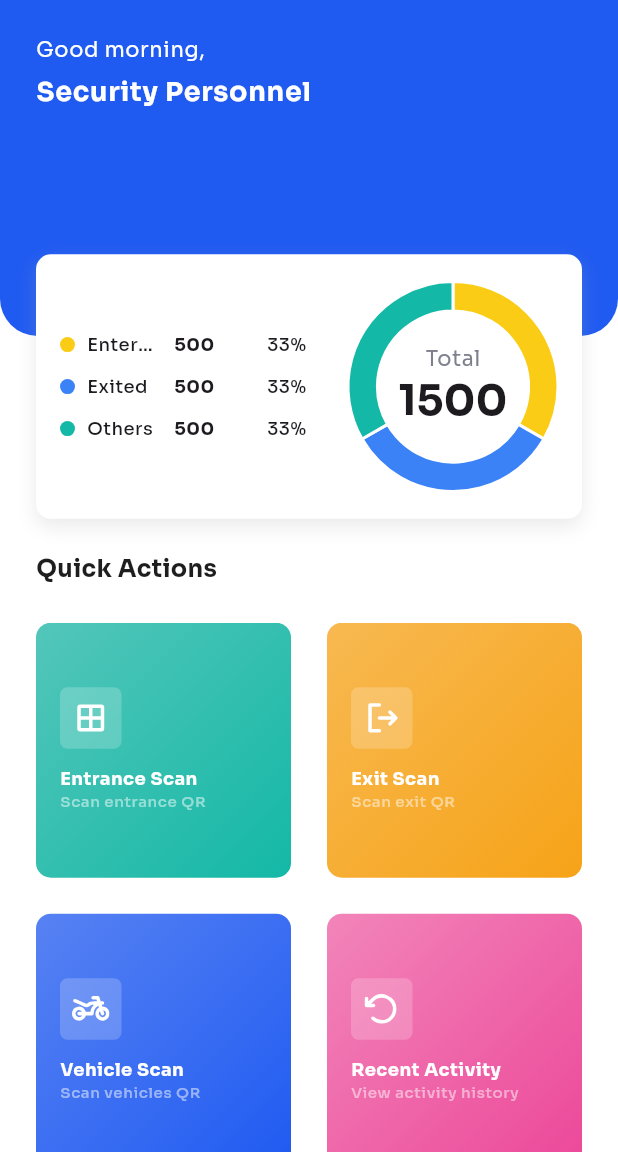
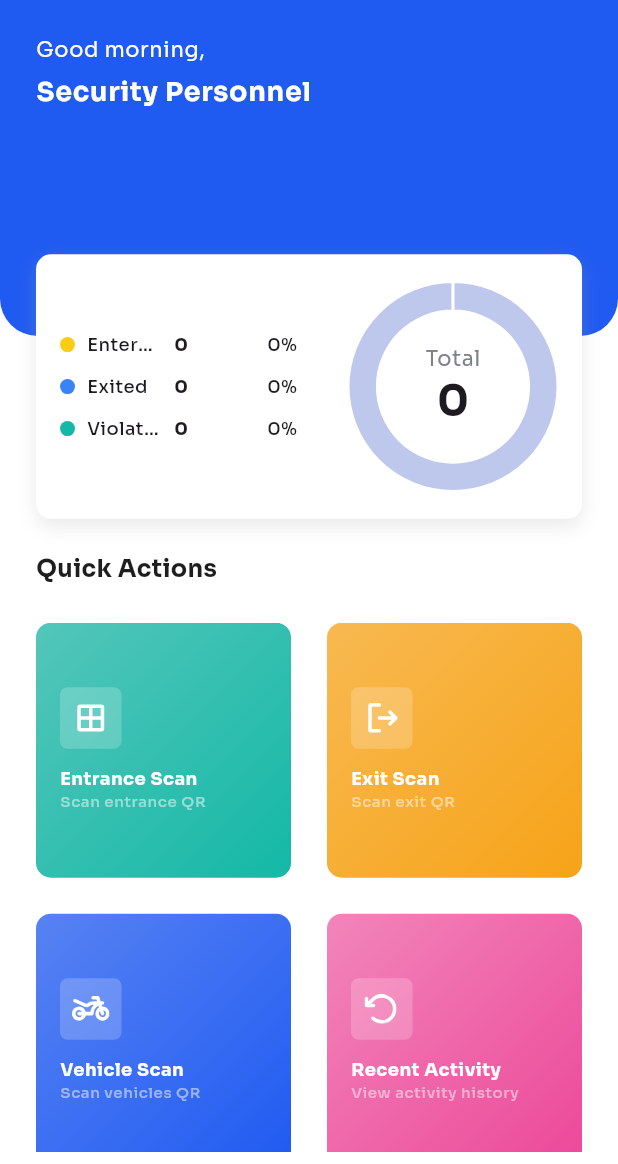
Before and after one commit to bhugthicc2/cvms_mobile, a Flutter app: the ProfilePage screen opened by its route, after a tap on an icon or button, on a phone screen of 412 x 824 dp, the part 72-1236 px from its top. Run offline on Flutter 3.47's test engine with Material 3 defaults, Android fonts, the phone set to English and light mode, and no system bars; our stand-ins replace audioplayers, cloud_firestore, equatable, firebase_auth, firebase_core, flutter_bloc and 5 more; missing offline and left inert: mobile_scanner; accounts and stored records are empty; generated files the repository leaves out were written again.

Commit message:
implemented firestore connection for the chart data

```diff
--- a/lib/core/theme/app_strings.dart
+++ b/lib/core/theme/app_strings.dart
@@ -36,6 +36,6 @@ class AppStrings {
   //Chart categories
   static const String entered = 'Entered';
   static const String exited = 'Exited';
-  static const String others = 'Others';
+  static const String violation = 'Violations';
   static const String total = 'Total';
 }
--- /dev/null
+++ b/lib/features/home/bloc/vehicle_stats_cubit.dart
@@ -0,0 +1,30 @@
+import 'dart:async';
+import 'package:flutter_bloc/flutter_bloc.dart';
+import '../data/vehicle_logs_repository.dart';
+import 'vehicle_stats_state.dart';
+
+class VehicleStatsCubit extends Cubit<VehicleStatsState> {
+  final VehicleLogsRepository repository;
+  StreamSubscription? _sub;
+
+  VehicleStatsCubit(this.repository) : super(VehicleStatsInitial());
+
+  void watchVehicleStats() {
+    emit(VehicleStatsLoading());
+    _sub?.cancel();
+    _sub = repository.watchVehicleStatsForToday().listen(
+      (data) {
+        emit(VehicleStatsLoaded(data));
+      },
+      onError: (e) {
+        emit(VehicleStatsError(e.toString()));
+      },
+    );
+  }
+
+  @override
+  Future<void> close() {
+    _sub?.cancel();
+    return super.close();
+  }
+}
--- /dev/null
+++ b/lib/features/home/bloc/vehicle_stats_state.dart
@@ -0,0 +1,17 @@
+import 'package:cvms_mobile/features/home/models/chart_model.dart';
+
+abstract class VehicleStatsState {}
+
+class VehicleStatsInitial extends VehicleStatsState {}
+
+class VehicleStatsLoading extends VehicleStatsState {}
+
+class VehicleStatsLoaded extends VehicleStatsState {
+  final List<ChartModel> chartData;
+  VehicleStatsLoaded(this.chartData);
+}
+
+class VehicleStatsError extends VehicleStatsState {
+  final String message;
+  VehicleStatsError(this.message);
+}
--- /dev/null
+++ b/lib/features/home/data/vehicle_logs_repository.dart
@@ -0,0 +1,68 @@
+import 'package:cloud_firestore/cloud_firestore.dart';
+import 'package:rxdart/rxdart.dart';
+import '../models/chart_model.dart';
+import 'package:flutter/material.dart';
+
+class VehicleLogsRepository {
+  final FirebaseFirestore _db = FirebaseFirestore.instance;
+
+  Stream<List<ChartModel>> watchVehicleStatsForToday() {
+    final now = DateTime.now();
+    final startOfDay = DateTime(now.year, now.month, now.day);
+    final endOfDay = startOfDay.add(const Duration(days: 1));
+
+    // Combine three streams into one list of ChartModel
+    final insideStream =
+        _db
+            .collection('vehicle_logs')
+            .where('status', isEqualTo: 'inside')
+            .where('timeIn', isGreaterThanOrEqualTo: startOfDay)
+            .where('timeIn', isLessThan: endOfDay)
+            .snapshots();
+
+    final outsideStream =
+        _db
+            .collection('vehicle_logs')
+            .where('status', isEqualTo: 'outside')
+            .where('timeOut', isGreaterThanOrEqualTo: startOfDay)
+            .where('timeOut', isLessThan: endOfDay)
+            .snapshots();
+
+    final othersStream =
+        _db
+            .collection('violations')
+            .where('createdAt', isGreaterThanOrEqualTo: startOfDay)
+            .where('createdAt', isLessThan: endOfDay)
+            .snapshots();
+
+    // Combine 3 snapshot streams into one ChartModel list
+    return Rx.combineLatest3<
+      QuerySnapshot,
+      QuerySnapshot,
+      QuerySnapshot,
+      List<ChartModel>
+    >(insideStream, outsideStream, othersStream, (
+      insideSnap,
+      outsideSnap,
+      othersSnap,
+    ) {
+      return [
+        ChartModel(
+          'Entered',
+          insideSnap.docs.length.toDouble(),
+          const Color(0xFFFACC15),
+        ),
+        ChartModel(
+          'Exited',
+          outsideSnap.docs.length.toDouble(),
+          const Color(0xFF3B82F6),
+        ),
+        ChartModel(
+          'Violations',
+          othersSnap.docs.length.toDouble(),
+          const Color(0xFF14B8A6),
+        ),
+      ];
+    });
+  }
+}
--- a/lib/features/home/pages/home_page.dart
+++ b/lib/features/home/pages/home_page.dart
@@ -5,7 +5,9 @@ import 'package:cvms_mobile/core/theme/app_strings.dart';
 import 'package:cvms_mobile/core/utils/time_greeting_helper.dart';
 import 'package:cvms_mobile/features/auth/bloc/auth_cubit.dart';
 import 'package:cvms_mobile/features/auth/bloc/auth_state.dart';
-import 'package:cvms_mobile/features/home/models/chart_model.dart';
+import 'package:cvms_mobile/features/home/bloc/vehicle_stats_cubit.dart';
+import 'package:cvms_mobile/features/home/bloc/vehicle_stats_state.dart';
+import 'package:cvms_mobile/features/home/data/vehicle_logs_repository.dart';
 import 'package:cvms_mobile/features/home/widgets/drawer/custom_sidebar.dart';
 import 'package:cvms_mobile/features/home/widgets/header/custom_app_bar.dart';
 import 'package:cvms_mobile/features/home/widgets/charts/custom_donut_chart.dart';
@@ -30,11 +32,6 @@ class HomePage extends StatelessWidget {
     final statOffsetY = headerHeight * 0.20;
     final qaLabelOffsetY = headerHeight * 0.12;
     final gridOffsetY = headerHeight * 0.03;
-    final chartData = [
-      ChartModel(AppStrings.entered, 500, const Color(0xFFFACC15)),
-      ChartModel(AppStrings.exited, 500, const Color(0xFF3B82F6)),
-      ChartModel(AppStrings.others, 500, const Color(0xFF14B8A6)),
-    ];
 
     return BlocBuilder<AuthCubit, AuthState>(
       builder: (context, state) {
@@ -43,7 +40,12 @@ class HomePage extends StatelessWidget {
                 ? (context.read<AuthCubit>().state as AuthAuthenticated).user
                 : null;
 
-        return Scaffold(
+        return BlocProvider(
+          create:
+              (_) =>
+                  VehicleStatsCubit(VehicleLogsRepository())
+                    ..watchVehicleStats(),
+          child: Scaffold(
             backgroundColor: AppColors.white,
             drawer: const CustomDrawer(),
             body: Column(
@@ -88,7 +90,27 @@ class HomePage extends StatelessWidget {
                       offset: Offset(0, -statOffsetY),
                       child: CustomStatCard(
                         statCardHeight: double.infinity,
-                      child: CustomDonutChart(data: chartData),
+                        child:
+                            BlocBuilder<VehicleStatsCubit, VehicleStatsState>(
+                              builder: (context, state) {
+                                if (state is VehicleStatsLoading) {
+                                  return const Center(
+                                    //todo add a better progress indicator
+                                    child: CircularProgressIndicator(),
+                                  );
+                                } else if (state is VehicleStatsLoaded) {
+                                  final chartData = state.chartData;
+                                  return CustomDonutChart(data: chartData);
+                                } else if (state is VehicleStatsError) {
+                                  return Center(
+                                    child: Text('Error: ${state.message}'),
+                                  );
+                                } else {
+                                  // todo add empty state
+                                  return const SizedBox();
+                                }
+                              },
+                            ),
                       ),
                     ),
                   ),
@@ -137,7 +159,10 @@ class HomePage extends StatelessWidget {
                           ),
                           CustomQuickActions(
                             onTap: () {
-                            Navigator.pushNamed(context, AppRoutes.vehicleScan);
+                              Navigator.pushNamed(
+                                context,
+                                AppRoutes.vehicleScan,
+                              );
                             },
                             linearGradient: AppColors.blueWhite,
                             actionTitle: AppStrings.vehicleScanTitle,
@@ -163,6 +188,7 @@ class HomePage extends StatelessWidget {
                 ),
               ],
             ),
+          ),
         );
       },
     );
--- a/lib/features/home/widgets/charts/custom_donut_chart.dart
+++ b/lib/features/home/widgets/charts/custom_donut_chart.dart
@@ -14,7 +14,9 @@ class CustomDonutChart extends StatelessWidget {
   @override
   Widget build(BuildContext context) {
     final total = _calculateTotal();
-
+    // empty data to display
+    final displayData =
+        total == 0 ? [ChartModel('No Data', 1, AppColors.grey300)] : data;
     return Row(
       crossAxisAlignment: CrossAxisAlignment.center,
       children: [
@@ -64,9 +66,13 @@ class CustomDonutChart extends StatelessWidget {
                         AppSpacing.hXs,
 
                         Expanded(
-                          child: Text(
-                            percent,
-                            style: Theme.of(context).textTheme.labelMedium,
+                          child: SizedBox(
+                            width: 27,
+                            child: Text(
+                              overflow: TextOverflow.ellipsis,
+                              percent,
+                              style: Theme.of(context).textTheme.labelMedium,
+                            ),
                           ),
                         ),
                       ],
@@ -85,7 +91,7 @@ class CustomDonutChart extends StatelessWidget {
               DoughnutSeries<ChartModel, String>(
                 strokeColor: Colors.white,
                 strokeWidth: 2,
-                dataSource: data,
+                dataSource: displayData,
                 xValueMapper: (ChartModel d, _) => d.category,
                 yValueMapper: (ChartModel d, _) => d.value,
                 pointColorMapper: (ChartModel d, _) => d.color,
--- a/pubspec.yaml
+++ b/pubspec.yaml
@@ -33,6 +33,8 @@ dependencies:
   audioplayers: ^6.5.1
   #shared pref
   shared_preferences: ^2.5.3
+  #rx
+  rxdart: ^0.28.0
 
   cupertino_icons: ^1.0.8
 
```
Also changed, not shown: pubspec.lock. Lines whose indentation alone changed are shown as unchanged.
